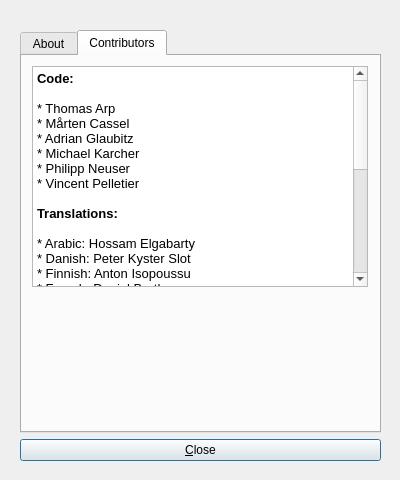
Before: the Qt Designer form qhimdtransfer/qhimdaboutdialog.ui in linux-minidisc/linux-minidisc, drawn with Qt 5.
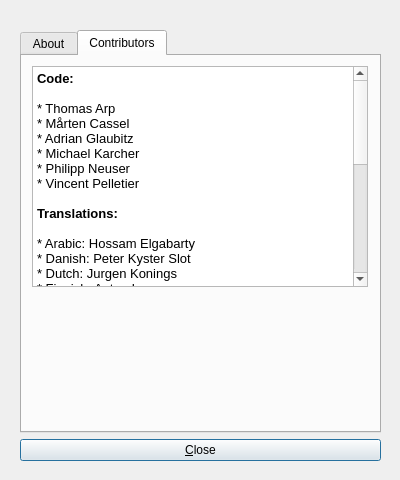
After: the same form once the commit is applied. The open tabs and pages were chosen to show the change. Icons and pictures are not drawn.

Commit message: Update list of contributors in about dialog.

Patch:
```diff
--- a/qhimdtransfer/qhimdaboutdialog.ui
+++ b/qhimdtransfer/qhimdaboutdialog.ui
@@ -123,6 +123,7 @@
 &lt;p style=&quot;-qt-paragraph-type:empty; margin-top:0px; margin-bottom:0px; margin-left:0px; margin-right:0px; -qt-block-indent:0; text-indent:0px; font-weight:600;&quot;&gt;&lt;/p&gt;
 &lt;p style=&quot; margin-top:0px; margin-bottom:0px; margin-left:0px; margin-right:0px; -qt-block-indent:0; text-indent:0px;&quot;&gt;* Arabic: Hossam Elgabarty&lt;/p&gt;
 &lt;p style=&quot; margin-top:0px; margin-bottom:0px; margin-left:0px; margin-right:0px; -qt-block-indent:0; text-indent:0px;&quot;&gt;* Danish: Peter Kyster Slot&lt;/p&gt;
+&lt;p style=&quot; margin-top:0px; margin-bottom:0px; margin-left:0px; margin-right:0px; -qt-block-indent:0; text-indent:0px;&quot;&gt;* Dutch: Jurgen Konings&lt;/p&gt;
 &lt;p style=&quot; margin-top:0px; margin-bottom:0px; margin-left:0px; margin-right:0px; -qt-block-indent:0; text-indent:0px;&quot;&gt;* Finnish: Anton Isopoussu&lt;/p&gt;
 &lt;p style=&quot; margin-top:0px; margin-bottom:0px; margin-left:0px; margin-right:0px; -qt-block-indent:0; text-indent:0px;&quot;&gt;* French: Daniel Berthereau&lt;/p&gt;
 &lt;p style=&quot; margin-top:0px; margin-bottom:0px; margin-left:0px; margin-right:0px; -qt-block-indent:0; text-indent:0px;&quot;&gt;* German: Adrian Glaubitz&lt;/p&gt;
@@ -133,6 +134,7 @@
 &lt;p style=&quot; margin-top:0px; margin-bottom:0px; margin-left:0px; margin-right:0px; -qt-block-indent:0; text-indent:0px;&quot;&gt;* Polish: Piotr Patoka&lt;/p&gt;
 &lt;p style=&quot; margin-top:0px; margin-bottom:0px; margin-left:0px; margin-right:0px; -qt-block-indent:0; text-indent:0px;&quot;&gt;* Portuguese: Rui Principe&lt;/p&gt;
 &lt;p style=&quot; margin-top:0px; margin-bottom:0px; margin-left:0px; margin-right:0px; -qt-block-indent:0; text-indent:0px;&quot;&gt;* Russian: Sergey “Wedge” Lichack&lt;/p&gt;
+&lt;p style=&quot; margin-top:0px; margin-bottom:0px; margin-left:0px; margin-right:0px; -qt-block-indent:0; text-indent:0px;&quot;&gt;* Spanish: Máximo Antonio Chicano Díaz&lt;/p&gt;
 &lt;p style=&quot; margin-top:0px; margin-bottom:0px; margin-left:0px; margin-right:0px; -qt-block-indent:0; text-indent:0px;&quot;&gt;* Swedish: Mårten Cassel&lt;/p&gt;
 &lt;p style=&quot; margin-top:0px; margin-bottom:0px; margin-left:0px; margin-right:0px; -qt-block-indent:0; text-indent:0px;&quot;&gt;* Turkish: Nadir Gül&lt;/p&gt;
 &lt;p style=&quot;-qt-paragraph-type:empty; margin-top:0px; margin-bottom:0px; margin-left:0px; margin-right:0px; -qt-block-indent:0; text-indent:0px;&quot;&gt;&lt;/p&gt;
```
